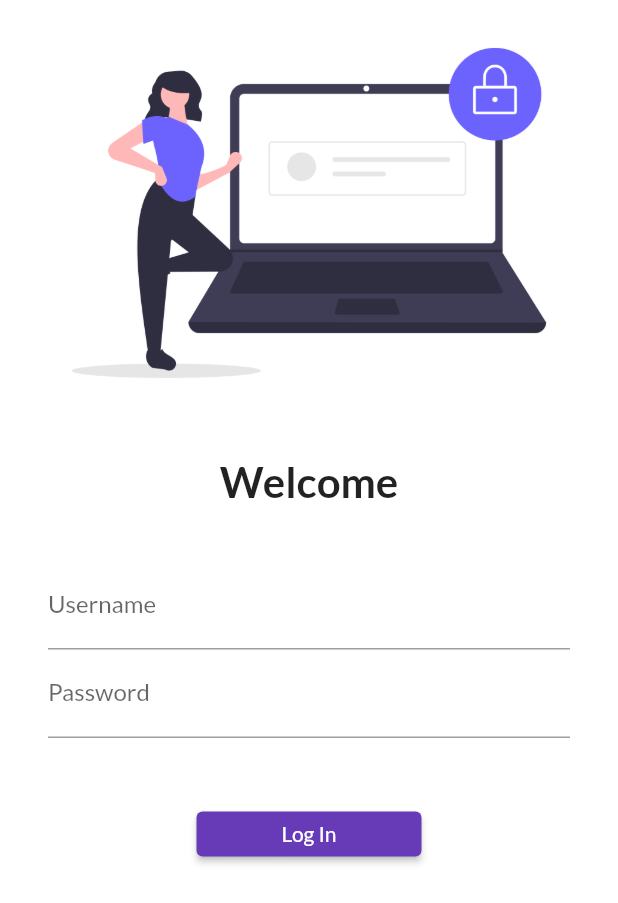
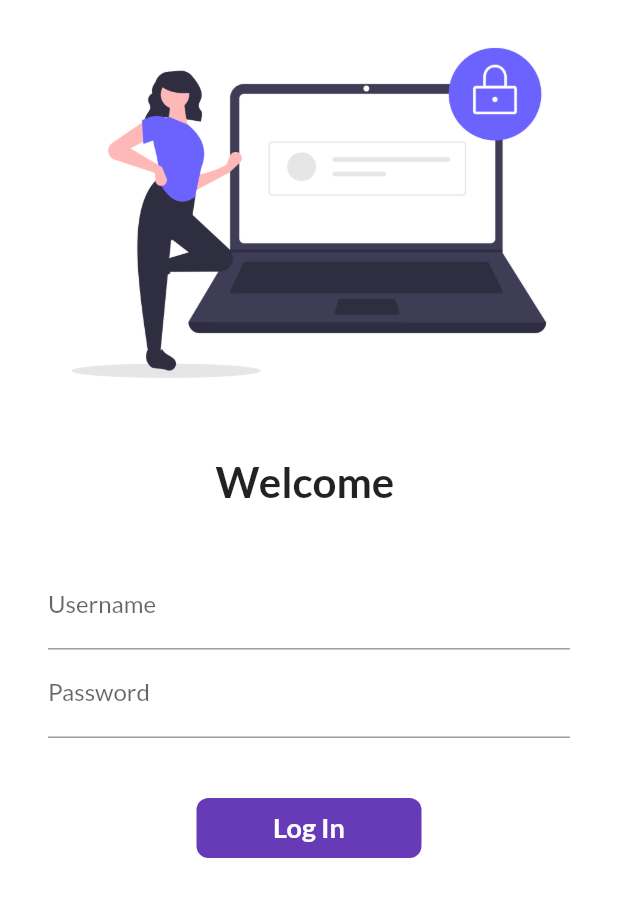
Before and after one commit to Meetpatel-09/learning-flutter, a Flutter app: the screen it shows after launch, on a phone screen of 412 x 824 dp. Shown: the top 903 px of the screen. Run offline on Flutter 3.47's test engine with Material 2 defaults, Android fonts, the phone set to English and light mode, and no system bars; our stand-ins replace google_fonts.

Commit message:
day 6 completed

```diff
--- a/lib/pages/login_page.dart
+++ b/lib/pages/login_page.dart
@@ -1,8 +1,16 @@
 import 'package:flutter/material.dart';
 import 'package:helloworld/utils/routes.dart';
 
-class LoginPage extends StatelessWidget {
+class LoginPage extends StatefulWidget {
   const LoginPage({Key? key}) : super(key: key);
+
+  @override
+  State<LoginPage> createState() => _LoginPageState();
+}
+
+class _LoginPageState extends State<LoginPage> {
+  String name = "";
+  bool changeButton = false;
 
   @override
   Widget build(BuildContext context) {
@@ -18,8 +26,9 @@ class LoginPage extends StatelessWidget {
             const SizedBox(
               height: 20,
             ),
-            const Text("Welcome",
-                style: TextStyle(fontSize: 28, fontWeight: FontWeight.bold)),
+            Text("Welcome $name",
+                style:
+                    const TextStyle(fontSize: 28, fontWeight: FontWeight.bold)),
             const SizedBox(
               height: 20,
             ),
@@ -28,11 +37,14 @@ class LoginPage extends StatelessWidget {
                   const EdgeInsets.symmetric(vertical: 16.0, horizontal: 32.0),
               child: Column(children: [
                 TextFormField(
-                  decoration: const InputDecoration(
-                    hintText: "Enter username",
-                    labelText: "Username",
-                  ),
-                ),
+                    decoration: const InputDecoration(
+                      hintText: "Enter username",
+                      labelText: "Username",
+                    ),
+                    onChanged: (value) {
+                      name = value;
+                      setState(() {});
+                    }),
                 TextFormField(
                   obscureText: true,
                   decoration: const InputDecoration(
@@ -43,13 +55,46 @@ class LoginPage extends StatelessWidget {
                 const SizedBox(
                   height: 40,
                 ),
-                ElevatedButton(
-                  onPressed: () {
+                InkWell(
+                  onTap: () async {
+                    setState(() {
+                      changeButton = true;
+                    });
+
+                    await Future.delayed(const Duration(seconds: 1));
                     Navigator.pushNamed(context, MyRoutes.homeRoute);
                   },
-                  child: const Text("Log In"),
-                  style: TextButton.styleFrom(minimumSize: const Size(150, 30)),
-                )
+                  child: AnimatedContainer(
+                    duration: const Duration(seconds: 1),
+                    width: changeButton ? 50 : 150,
+                    height: 40,
+                    alignment: Alignment.center,
+                    child: changeButton
+                        ? const Icon(
+                            Icons.done,
+                            color: Colors.white,
+                          )
+                        : const Text(
+                            "Log In",
+                            style: TextStyle(
+                                color: Colors.white,
+                                fontWeight: FontWeight.bold,
+                                fontSize: 18),
+                          ),
+                    decoration: BoxDecoration(
+                        color: Colors.deepPurple,
+                        // shape: changeButton?BoxShape.circle:BoxShape.rectangle)
+                        borderRadius:
+                            BorderRadius.circular(changeButton ? 50 : 8)),
+                  ),
+                ),
+                // ElevatedButton(
+                //   onPressed: () {
+                //     Navigator.pushNamed(context, MyRoutes.homeRoute);
+                //   },
+                //   child: const Text("Log In"),
+                //   style: TextButton.styleFrom(minimumSize: const Size(150, 30)),
+                // )
               ]),
             )
           ],
```
